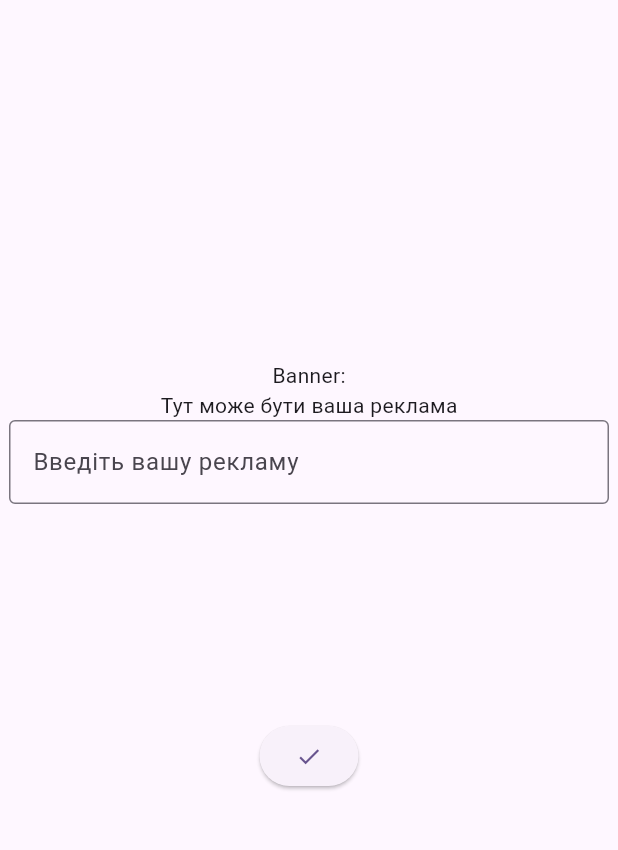
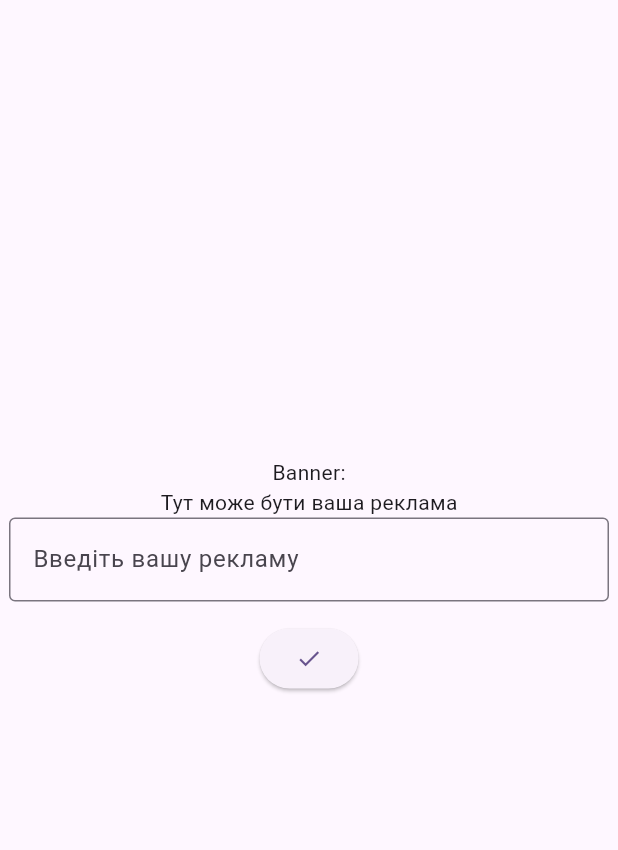
Before and after one commit to DmytroStarosta/flutter_application_1, a Flutter app: the screen it shows after launch, on a phone screen of 412 x 824 dp, the part 84-934 px from its top. Run offline on Flutter 3.47's test engine with Material 3 defaults, Android fonts, the phone set to English and light mode, and no system bars.

Commit message:
Update main.dart

```diff
--- a/lib/main.dart
+++ b/lib/main.dart
@@ -55,7 +55,7 @@ class _MyHomePageState extends State<MyHomePage> {
            Text(text),
            SizedBox(
             width: 400,
-            height: 200,
+            height: 70,
             child: TextField(
               controller: controller,
               onChanged: (value) {
```
